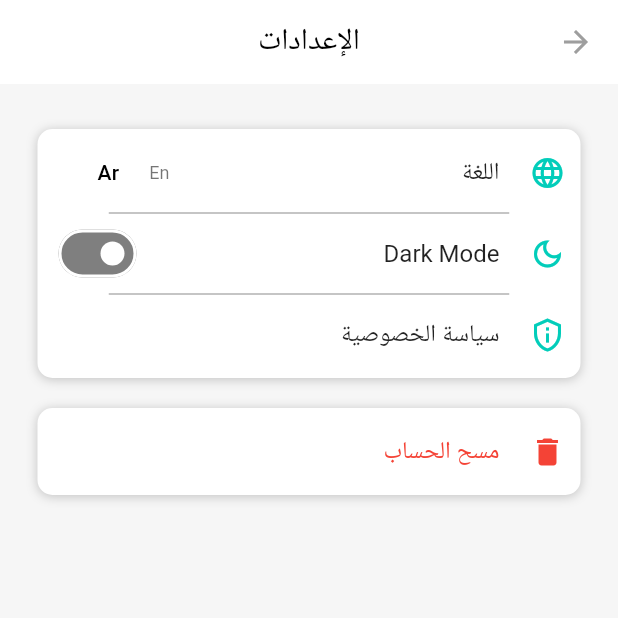
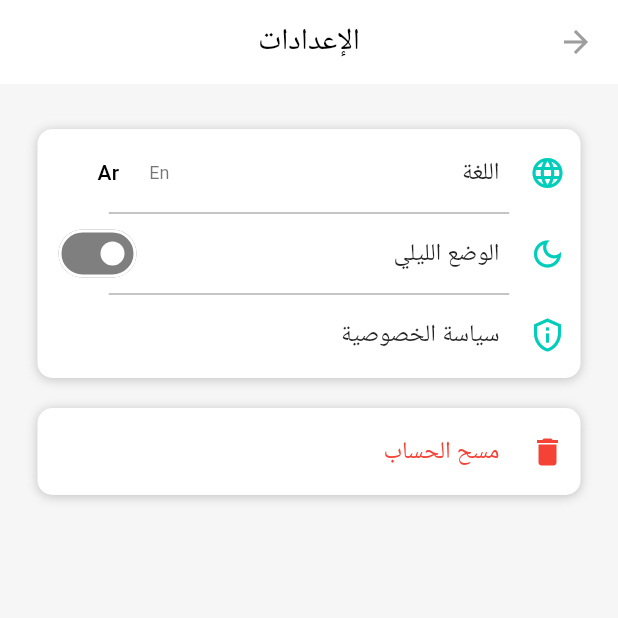
Before and after one commit to Dogorshom/sayaratech, a Flutter app: the SettingsScreen screen opened directly, on a phone screen of 412 x 824 dp, the top half of it. Run offline on Flutter 3.47's test engine with Material 2 defaults, Android fonts, the phone set to English and light mode, and no system bars; our stand-ins replace connectivity_plus, dotted_border, get, share_plus, shared_preferences; accounts and stored records are empty.

Commit message:
add localization to dark mode

```diff
--- a/lib/pages/profile/sub_pages/settings_screen.dart
+++ b/lib/pages/profile/sub_pages/settings_screen.dart
@@ -92,7 +92,7 @@ class SettingsScreen extends StatelessWidget {
                               : Icons.dark_mode_outlined,
                           color: primaryColor,
                         ),
-                        title: 'Dark Mode',
+                        title: 'Dark Mode'.tr,
                         automaticallyTailButton: false,
                         tail: SizedBox(
                           height: 20,
```
